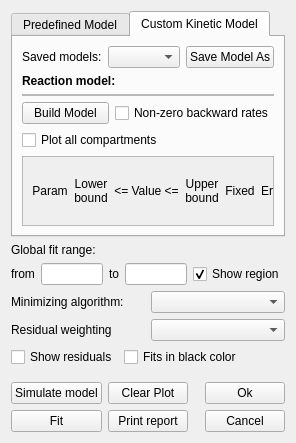
First picture: the form in spectramanipulator/dialogs/gui_fit_widget.ui, repository dmadea/Spectra-Manipulator, before the edit.
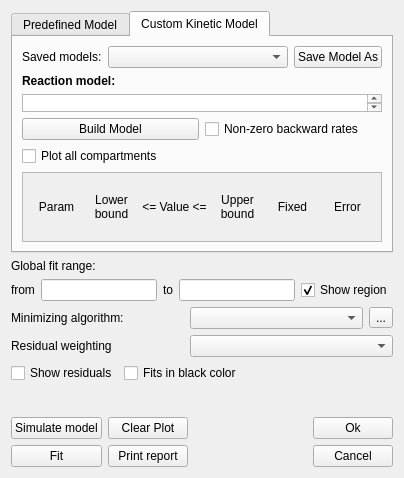
Second picture: the form after the edit. The open tabs and pages were chosen to show the change. Custom widgets are drawn as their Qt base class.

Commit message: added minimizing algorithm settings

Patch:
```diff
--- a/spectramanipulator/dialogs/gui_fit_widget.ui
+++ b/spectramanipulator/dialogs/gui_fit_widget.ui
@@ -6,8 +6,8 @@
    <rect>
     <x>0</x>
     <y>0</y>
-    <width>277</width>
-    <height>443</height>
+    <width>404</width>
+    <height>478</height>
    </rect>
   </property>
   <property name="windowTitle">
@@ -200,8 +200,8 @@
                <rect>
                 <x>0</x>
                 <y>0</y>
-                <width>254</width>
-                <height>69</height>
+                <width>356</width>
+                <height>74</height>
                </rect>
               </property>
               <layout class="QGridLayout" name="gridLayout_5">
@@ -327,16 +327,6 @@
      </item>
      <item>
       <layout class="QGridLayout" name="gridLayout_4">
-       <item row="0" column="0">
-        <widget class="QLabel" name="label_13">
-         <property name="text">
-          <string>&lt;html&gt;&lt;head/&gt;&lt;body&gt;&lt;p&gt;Minimizing algorithm:&lt;/p&gt;&lt;/body&gt;&lt;/html&gt;</string>
-         </property>
-        </widget>
-       </item>
-       <item row="0" column="1">
-        <widget class="QComboBox" name="cbMethod"/>
-       </item>
        <item row="1" column="0">
         <widget class="QLabel" name="label_23">
          <property name="text">
@@ -344,7 +334,30 @@
          </property>
         </widget>
        </item>
-       <item row="1" column="1">
+       <item row="0" column="1">
+        <widget class="QComboBox" name="cbMethod"/>
+       </item>
+       <item row="0" column="0">
+        <widget class="QLabel" name="label_13">
+         <property name="text">
+          <string>&lt;html&gt;&lt;head/&gt;&lt;body&gt;&lt;p&gt;Minimizing algorithm:&lt;/p&gt;&lt;/body&gt;&lt;/html&gt;</string>
+         </property>
+        </widget>
+       </item>
+       <item row="0" column="2">
+        <widget class="QToolButton" name="tbAlgorithmSettings">
+         <property name="text">
+          <string>...</string>
+         </property>
+         <property name="checkable">
+          <bool>false</bool>
+         </property>
+         <property name="checked">
+          <bool>false</bool>
+         </property>
+        </widget>
+       </item>
+       <item row="1" column="1" colspan="2">
         <widget class="QComboBox" name="cbResWeighting"/>
        </item>
       </layout>
```
The commit also changes 5 other files.
